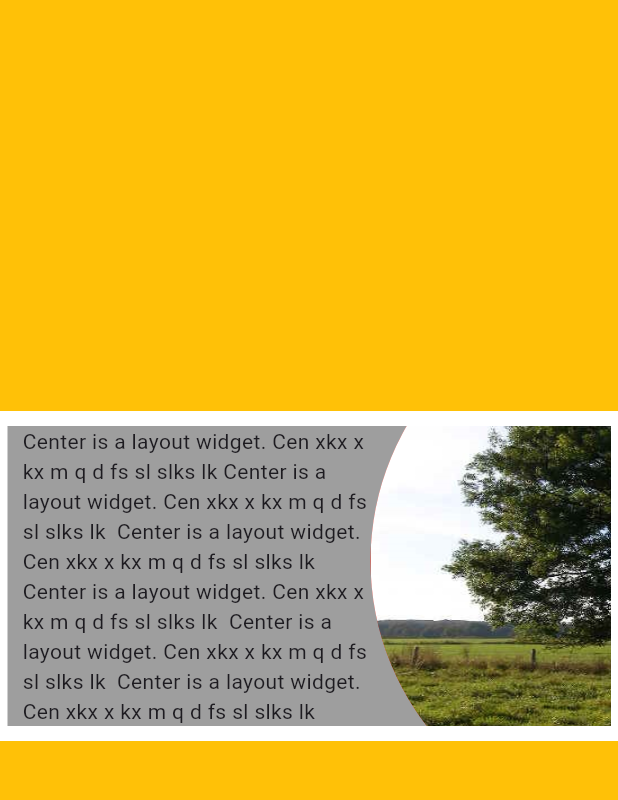
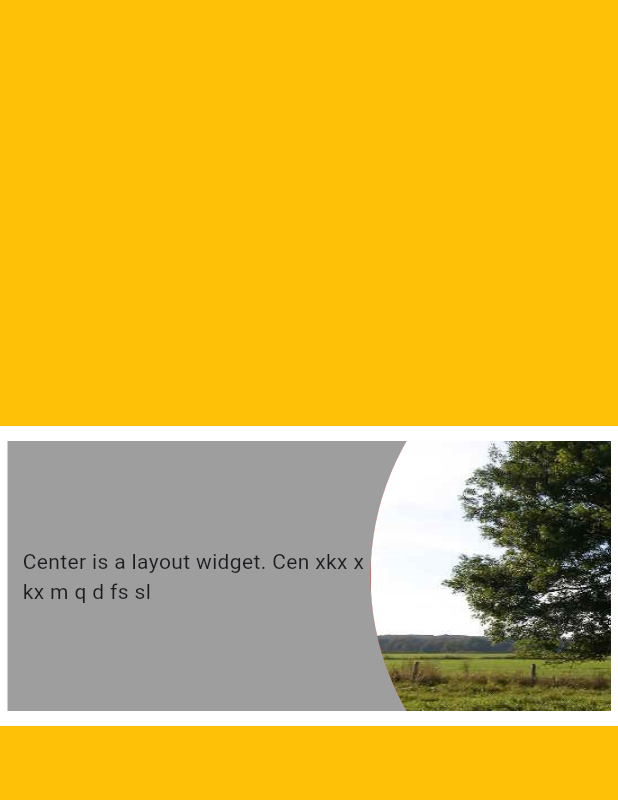
Before and after one commit to etaghiye/flutter_card, a Flutter app: the screen it shows after launch, on a phone screen of 412 x 824 dp, the part 84-884 px from its top. Run offline on Flutter 3.47's test engine with Material 3 defaults, Android fonts, the phone set to English and light mode, and no system bars.

Commit message:
initial 2

```diff
--- a/lib/main.dart
+++ b/lib/main.dart
@@ -55,9 +55,9 @@ class _MyHomePageState extends State<MyHomePage> {
               circleRadius: 100,
               circleOffset: const Offset(20, 0),
               minHeight: 200,
-              // text: 'Center is a layout widget. Cen xkx x kx m q d fs sl',
-              text:
-                  'Center is a layout widget. Cen xkx x kx m q d fs sl slks lk Center is a layout widget. Cen xkx x kx m q d fs sl slks lk  Center is a layout widget. Cen xkx x kx m q d fs sl slks lk  Center is a layout widget. Cen xkx x kx m q d fs sl slks lk  Center is a layout widget. Cen xkx x kx m q d fs sl slks lk  Center is a layout widget. Cen xkx x kx m q d fs sl slks lk ',
+              text: 'Center is a layout widget. Cen xkx x kx m q d fs sl',
+              // text:
+              //     'Center is a layout widget. Cen xkx x kx m q d fs sl slks lk Center is a layout widget. Cen xkx x kx m q d fs sl slks lk  Center is a layout widget. Cen xkx x kx m q d fs sl slks lk  Center is a layout widget. Cen xkx x kx m q d fs sl slks lk  Center is a layout widget. Cen xkx x kx m q d fs sl slks lk  Center is a layout widget. Cen xkx x kx m q d fs sl slks lk ',
               contentPadding: const EdgeInsets.only(left: 10),
               image: Image.asset(
                 'assets/images/img.png',
--- a/lib/widgets/MyCard.dart
+++ b/lib/widgets/MyCard.dart
@@ -36,7 +36,6 @@ class _MyCardState extends State<MyCard> {
     var cardPadding = widget.padding ??
         const EdgeInsets.only(left: 5, right: 5, top: 10, bottom: 10);
 
-    // var containerHeight = max(widget.minHeight, _containerHeight);
     double circleRadius =
         widget.circleRadius * 2 - cardPadding.top - cardPadding.bottom;
 
@@ -45,7 +44,6 @@ class _MyCardState extends State<MyCard> {
         ConstrainedBox(
           constraints: BoxConstraints(minHeight: widget.minHeight),
           child: Container(
-            // key: _containerKey,
             padding: widget.padding ??
                 const EdgeInsets.only(left: 5, right: 5, top: 10, bottom: 10),
             color: widget.backgroundColor ?? Colors.white,
```
